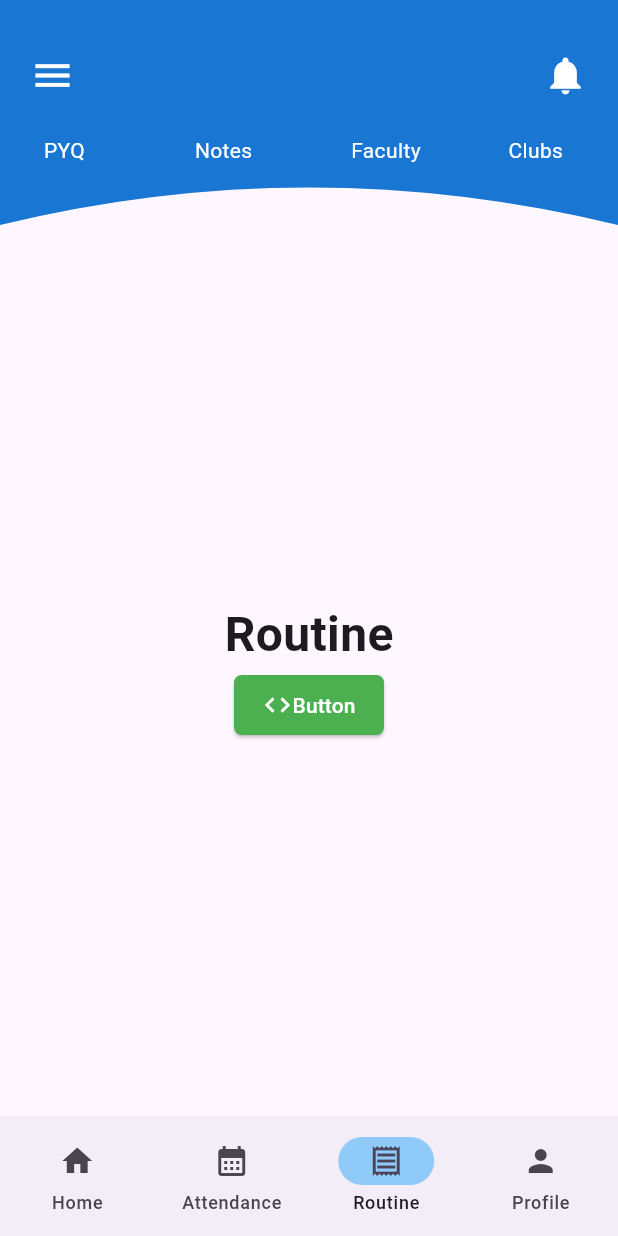
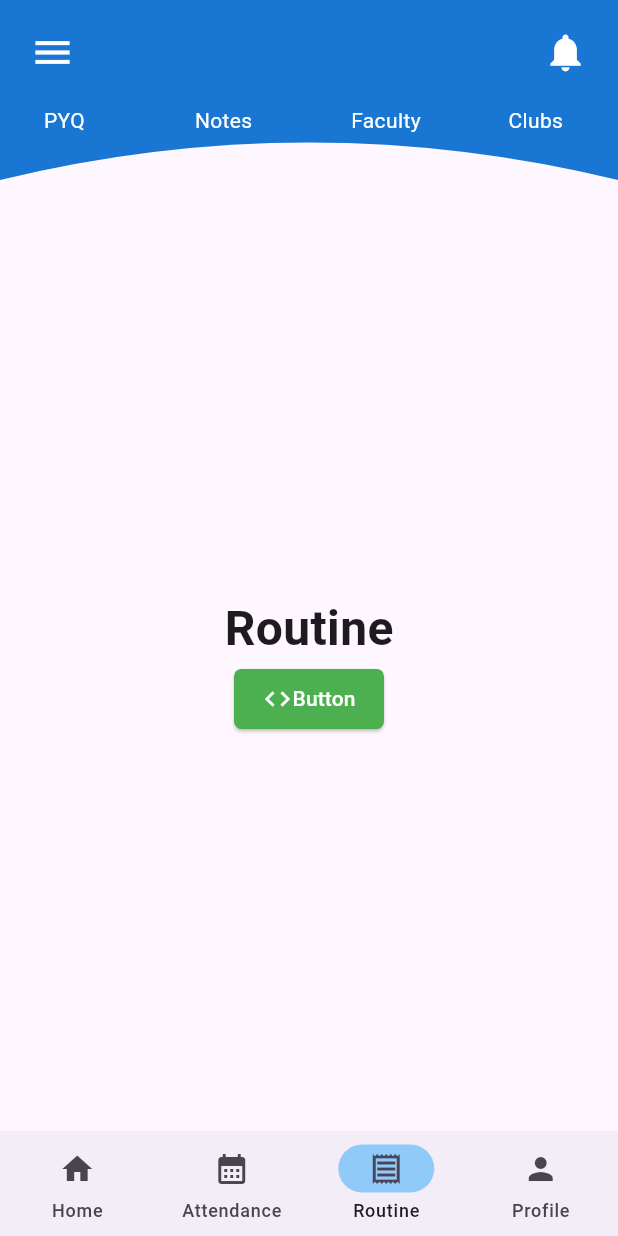
Before and after one commit to Deepak-Kumar-01/Student-App, a Flutter app: the Homepage screen opened directly, item 3 of the bottom bar chosen, after a tap on the "menu" icon, on a phone screen of 412 x 824 dp. Run offline on Flutter 3.47's test engine with Material 3 defaults, Android fonts, the phone set to English and light mode, and no system bars; our stand-ins replace flutter_native_splash, shared_preferences; accounts and stored records are empty.

Commit message:
Fixed appbar and added Drawer in the appbar

```diff
--- a/lib/screens/appbar/appbarmenu.dart
+++ b/lib/screens/appbar/appbarmenu.dart
@@ -15,31 +15,27 @@ class _AppBarMenuState extends State<AppBarMenu> {
   Widget build(BuildContext context) {
     return Container(
       // height: 10,  //height is not working, use padding to adjust menu
-      child: Padding(
-        padding: EdgeInsets.only(left: 0, bottom: 35, top: 10),
       child: Column(
-          mainAxisAlignment: MainAxisAlignment.spaceEvenly,
+        // mainAxisAlignment: MainAxisAlignment.spaceEvenly,
         children: [
 
           Row(
-              // mainAxisAlignment: MainAxisAlignment.spaceBetween,
             children: [
               Padding(
                 padding: EdgeInsets.all(11.0),
                 // child: Icon(Icons.menu, color: Colors.white, size: 30,),
-                  child: IconButton(
+                child: Builder(builder: (context) {
+                  return IconButton(
                     icon: Icon(Icons.menu, color: Colors.white, size: 30,),
                     onPressed: () {
                       print("Drawer");
-                      // Scaffold.of(context).openDrawer();
+                      Scaffold.of(context).openDrawer();
                     },
+                  );
+                },)
               ),
-                ),
+
               Spacer(),
-
-                // ElevatedButton(onPressed: () {
-                //   return print("object");
-                // }, child: Text("click")),
 
               Padding(
                 padding: EdgeInsets.all(11.0),
@@ -64,7 +60,6 @@ class _AppBarMenuState extends State<AppBarMenu> {
           ),
         ],
       ),
-      ),
     );
   }
 }
--- a/lib/screens/appbar/custom_appbar_shape.dart
+++ b/lib/screens/appbar/custom_appbar_shape.dart
@@ -12,8 +12,11 @@ class CustomAppBarShape extends CustomClipper<Path> {
     // path.lineTo(0, height-50);
     // path.quadraticBezierTo(width/2, height, width, height-50);
 
-    path.lineTo(0, 150); // Changed starting point to move the shape 100px down
-    path.quadraticBezierTo(width / 2, 100, width, 150); // Changed control point to maintain the shape
+    // path.lineTo(0, 150); // Changed starting point to move the shape 100px down
+    // path.quadraticBezierTo(width / 2, 100, width, 150); // Changed control point to maintain the shape
+
+    path.lineTo(0, 120); // Changed starting point to move the shape 100px down
+    path.quadraticBezierTo(width / 2, 70, width, 120); // Changed control point to maintain the shape
 
     path.lineTo(width, 0);
 
--- a/lib/screens/homepage.dart
+++ b/lib/screens/homepage.dart
@@ -1,5 +1,6 @@
 import 'package:flutter/material.dart';
 import 'package:studentapp/screens/appbar/appbarmenu.dart';
+import 'package:studentapp/screens/appbar/appbarmenu_1.dart';
 import 'package:studentapp/screens/appbar/custom_appbar_shape.dart';
 import 'package:studentapp/screens/profile.dart';
 import 'package:studentapp/screens/routine.dart';
@@ -18,9 +19,13 @@ class _HomepageState extends State<Homepage> {
 
   @override
   Widget build(BuildContext context) {
+  final size=MediaQuery.of(context).size;
+
     return Scaffold(
       appBar: AppBar(
-        toolbarHeight: 150,
+        // toolbarHeight: 150,
+        toolbarHeight: size.height*0.16 ,
+        // toolbarHeight: 118,
         // toolbarHeight: 120,
         backgroundColor: Colors.transparent,
         iconTheme: IconThemeData(color: Colors.white), // Change the color of the drawer icon here
@@ -31,7 +36,7 @@ class _HomepageState extends State<Homepage> {
         centerTitle: true,
 
         flexibleSpace: ClipPath(
-          clipper: CustomAppBarShape(),
+          clipper: CustomAppBarShape(), //<<<===
           child: Container(
             height: 150,
             width: MediaQuery.of(context).size.width,
@@ -46,6 +51,7 @@ class _HomepageState extends State<Homepage> {
 
 // ==================Footer======================
       bottomNavigationBar: NavigationBar(
+        height: 70,
         selectedIndex: _currentIndex,
         onDestinationSelected: (int index){
           setState(() {
```
Lines whose indentation alone changed are shown as unchanged.
